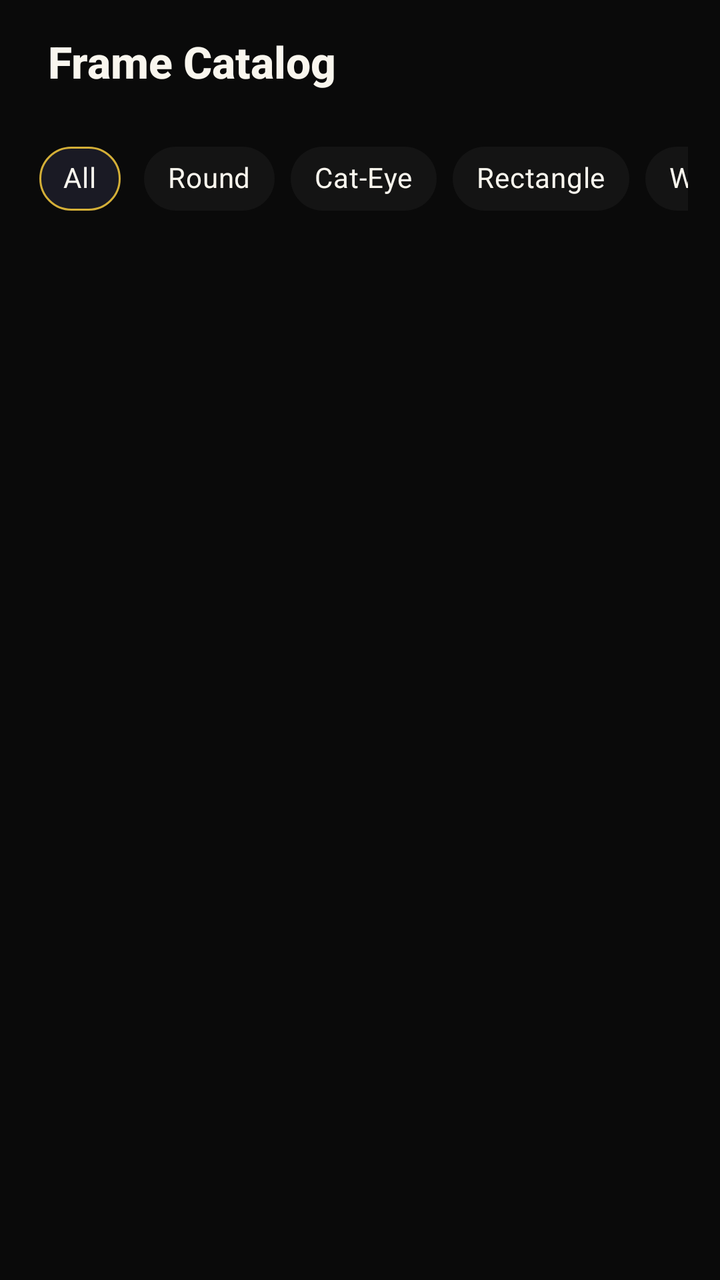
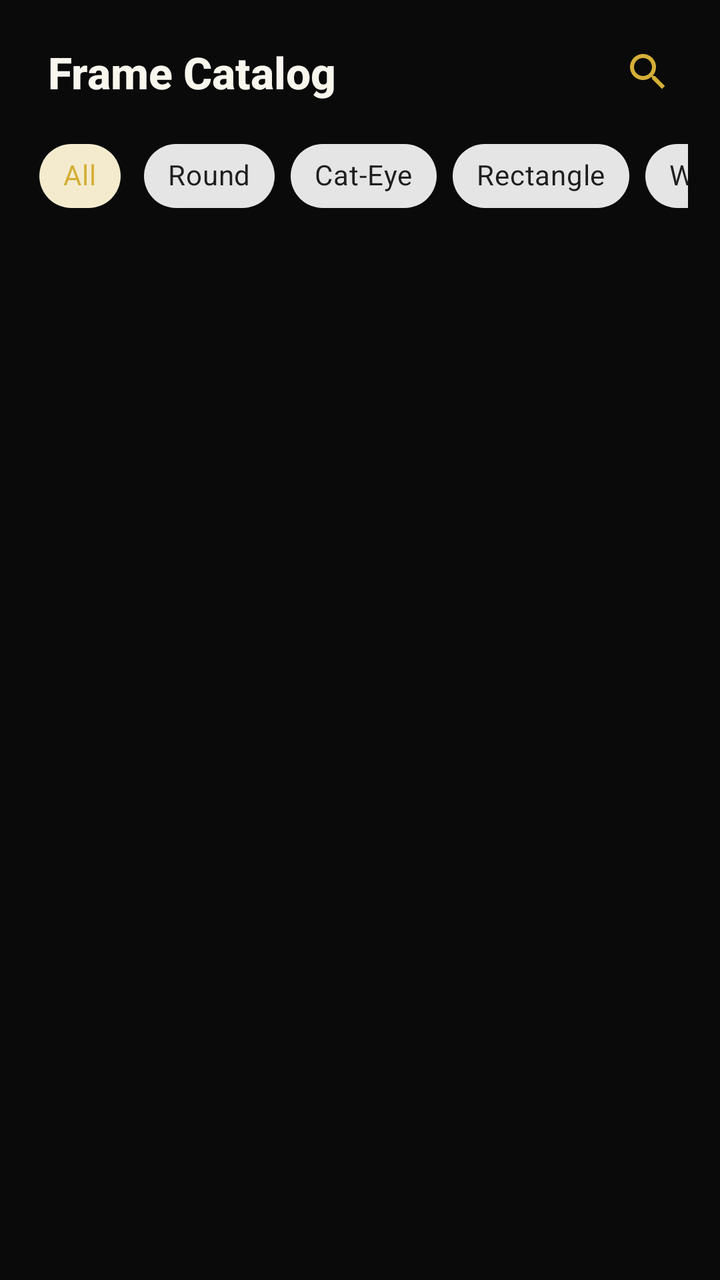

Compare the two renders of this Android layout. The source of the first and the diff that turns it into the second are given below.
<!-- AndroidManifest.xml: application theme Theme.LensMatch -->
<!-- res/layout/fragment_frame_catalog.xml -->
<?xml version="1.0" encoding="utf-8"?>
<LinearLayout xmlns:android="http://schemas.android.com/apk/res/android"
    xmlns:app="http://schemas.android.com/apk/res-auto"
    android:layout_width="match_parent"
    android:layout_height="match_parent"
    android:background="@color/bgPrimary"
    android:orientation="vertical"
    android:paddingHorizontal="16dp"
    android:paddingTop="16dp"
    android:paddingBottom="16dp">

    <TextView
        android:layout_width="match_parent"
        android:layout_height="wrap_content"
        android:layout_marginStart="8dp"
        android:text="Frame Catalog"
        android:textColor="@color/textPrimary"
        android:textSize="22sp"
        android:textStyle="bold"
        android:fontFamily="sans-serif-medium"
        android:layout_marginBottom="12dp" />

    <HorizontalScrollView
        android:layout_width="match_parent"
        android:layout_height="wrap_content"
        android:layout_marginTop="8dp"
        android:scrollbars="none">

        <com.google.android.material.chip.ChipGroup
            android:id="@+id/chip_group_style_filter"
            android:layout_width="wrap_content"
            android:layout_height="wrap_content"
            app:singleLine="true"
            app:singleSelection="true">

            <com.google.android.material.chip.Chip
                android:id="@+id/chip_filter_all"
                style="@style/Widget.MaterialComponents.Chip.Choice"
                android:layout_width="wrap_content"
                android:layout_height="wrap_content"
                android:checked="true"
                android:text="All"
                android:textColor="@color/textPrimary"
                app:chipBackgroundColor="@color/bgCardSelected"
                app:chipStrokeColor="@color/accentGold"
                app:chipStrokeWidth="1dp" />

            <com.google.android.material.chip.Chip
                style="@style/Widget.MaterialComponents.Chip.Choice"
                android:layout_width="wrap_content"
                android:layout_height="wrap_content"
                android:text="Round"
                android:textColor="@color/textPrimary"
                app:chipBackgroundColor="@color/bgCard" />

            <com.google.android.material.chip.Chip
                style="@style/Widget.MaterialComponents.Chip.Choice"
                android:layout_width="wrap_content"
                android:layout_height="wrap_content"
                android:text="Cat-Eye"
                android:textColor="@color/textPrimary"
                app:chipBackgroundColor="@color/bgCard" />

            <com.google.android.material.chip.Chip
                style="@style/Widget.MaterialComponents.Chip.Choice"
                android:layout_width="wrap_content"
                android:layout_height="wrap_content"
                android:text="Rectangle"
                android:textColor="@color/textPrimary"
                app:chipBackgroundColor="@color/bgCard" />

            <com.google.android.material.chip.Chip
                style="@style/Widget.MaterialComponents.Chip.Choice"
                android:layout_width="wrap_content"
                android:layout_height="wrap_content"
                android:text="Wayfarer"
                android:textColor="@color/textPrimary"
                app:chipBackgroundColor="@color/bgCard" />

            <com.google.android.material.chip.Chip
                style="@style/Widget.MaterialComponents.Chip.Choice"
                android:layout_width="wrap_content"
                android:layout_height="wrap_content"
                android:text="Square"
                android:textColor="@color/textPrimary"
                app:chipBackgroundColor="@color/bgCard" />

            <com.google.android.material.chip.Chip
                style="@style/Widget.MaterialComponents.Chip.Choice"
                android:layout_width="wrap_content"
                android:layout_height="wrap_content"
                android:text="Aviator"
                android:textColor="@color/textPrimary"
                app:chipBackgroundColor="@color/bgCard" />

            <com.google.android.material.chip.Chip
                style="@style/Widget.MaterialComponents.Chip.Choice"
                android:layout_width="wrap_content"
                android:layout_height="wrap_content"
                android:text="Geometric"
                android:textColor="@color/textPrimary"
                app:chipBackgroundColor="@color/bgCard" />

            <com.google.android.material.chip.Chip
                style="@style/Widget.MaterialComponents.Chip.Choice"
                android:layout_width="wrap_content"
                android:layout_height="wrap_content"
                android:text="Browline"
                android:textColor="@color/textPrimary"
                app:chipBackgroundColor="@color/bgCard" />

            <com.google.android.material.chip.Chip
                style="@style/Widget.MaterialComponents.Chip.Choice"
                android:layout_width="wrap_content"
                android:layout_height="wrap_content"
                android:text="Oval"
                android:textColor="@color/textPrimary"
                app:chipBackgroundColor="@color/bgCard" />
        </com.google.android.material.chip.ChipGroup>
    </HorizontalScrollView>

    <ProgressBar
        android:id="@+id/progress_catalog"
        android:layout_width="wrap_content"
        android:layout_height="wrap_content"
        android:layout_gravity="center"
        android:layout_marginTop="32dp"
        android:indeterminateTint="@color/accentGold"
        android:visibility="visible" />

    <TextView
        android:id="@+id/tv_empty_catalog"
        android:layout_width="wrap_content"
        android:layout_height="wrap_content"
        android:layout_gravity="center"
        android:layout_marginTop="32dp"
        android:text="No frames found for selected style."
        android:textColor="@color/textSecondary"
        android:textSize="14sp"
        android:visibility="gone" />

    <androidx.recyclerview.widget.RecyclerView
        android:id="@+id/rv_frames"
        android:layout_width="match_parent"
        android:layout_height="match_parent"
        android:layout_marginTop="8dp"
        android:clipToPadding="false"
        android:paddingBottom="100dp" />

</LinearLayout>
<!-- resources referenced by this layout -->
<resources>
  <color name="accentGold">#D4AF37</color>
  <color name="bgCard">#141414</color>
  <color name="bgCardSelected">#1A1A24</color>
  <color name="bgPrimary">#0A0A0A</color>
  <color name="textPrimary">#F9F6EE</color>
  <color name="textSecondary">#AFAFAF</color>
  <style name="Theme.LensMatch" parent="Theme.MaterialComponents.DayNight.NoActionBar">
      <item name="colorPrimary">@color/accentGold</item>
      <item name="colorPrimaryVariant">@color/accentGold</item>
      <item name="colorOnPrimary">@color/bgCard</item>
      <item name="colorSecondary">@color/accentGold</item>
      <item name="colorSecondaryVariant">@color/accentGold</item>
      <item name="colorOnSecondary">@color/bgCard</item>
      <item name="android:statusBarColor">@color/bgPrimary</item>
      <item name="android:windowBackground">@color/bgPrimary</item>
      <item name="android:textColorPrimary">@color/textPrimary</item>
      <item name="android:textColorSecondary">@color/textSecondary</item>
      <item name="bottomNavigationStyle">@style/Widget.LensMatch.BottomNavigationView</item>
    </style>
  <style name="Widget.LensMatch.BottomNavigationView" parent="Widget.MaterialComponents.BottomNavigationView">
      <item name="backgroundTint">@color/bgCard</item>
      <item name="itemIconTint">@color/bottom_nav_color</item>
      <item name="itemTextColor">@color/bottom_nav_color</item>
      <item name="elevation">8dp</item>
    </style>
</resources>

<!-- the commit's change to res/layout/fragment_frame_catalog.xml (unified diff, before → after) -->
@@ -9,21 +9,96 @@
     android:paddingTop="16dp"
     android:paddingBottom="16dp">
 
-    <TextView
+    
+    <RelativeLayout
         android:layout_width="match_parent"
         android:layout_height="wrap_content"
-        android:layout_marginStart="8dp"
-        android:text="Frame Catalog"
-        android:textColor="@color/textPrimary"
-        android:textSize="22sp"
-        android:textStyle="bold"
-        android:fontFamily="sans-serif-medium"
-        android:layout_marginBottom="12dp" />
-
+        android:layout_marginBottom="8dp">
+
+        
+        <LinearLayout
+            android:id="@+id/layout_title_row"
+            android:layout_width="match_parent"
+            android:layout_height="wrap_content"
+            android:gravity="center_vertical"
+            android:orientation="horizontal">
+
+            <TextView
+                android:layout_width="0dp"
+                android:layout_height="wrap_content"
+                android:layout_weight="1"
+                android:layout_marginStart="8dp"
+                android:text="Frame Catalog"
+                android:textColor="@color/textPrimary"
+                android:textSize="22sp"
+                android:textStyle="bold"
+                android:fontFamily="sans-serif-medium" />
+
+            <ImageButton
+                android:id="@+id/btn_open_search"
+                android:layout_width="40dp"
+                android:layout_height="40dp"
+                android:background="?attr/selectableItemBackgroundBorderless"
+                android:contentDescription="@string/desc_search_catalog"
+                android:src="@drawable/ic_search"
+                app:tint="@color/accentGold" />
+        </LinearLayout>
+
+        
+        <LinearLayout
+            android:id="@+id/layout_search_row"
+            android:layout_width="match_parent"
+            android:layout_height="wrap_content"
+            android:gravity="center_vertical"
+            android:orientation="horizontal"
+            android:visibility="gone">
+
+            <com.google.android.material.textfield.TextInputLayout
+                android:id="@+id/til_catalog_search"
+                style="@style/Widget.MaterialComponents.TextInputLayout.OutlinedBox"
+                android:layout_width="0dp"
+                android:layout_height="wrap_content"
+                android:layout_weight="1"
+                android:hint="@string/hint_catalog_search"
+                app:boxBackgroundColor="@color/bgCard"
+                app:boxCornerRadiusBottomEnd="12dp"
+                app:boxCornerRadiusBottomStart="12dp"
+                app:boxCornerRadiusTopEnd="12dp"
+                app:boxCornerRadiusTopStart="12dp"
+                app:boxStrokeColor="@color/accentGold"
+                app:hintTextColor="@color/accentGold"
+                app:startIconDrawable="@drawable/ic_search"
+                app:startIconTint="@color/accentGold"
+                app:endIconMode="clear_text"
+                app:endIconTint="@color/textSecondary">
+
+                <com.google.android.material.textfield.TextInputEditText
+                    android:id="@+id/et_catalog_search"
+                    android:layout_width="match_parent"
+                    android:layout_height="wrap_content"
+                    android:imeOptions="actionSearch"
+                    android:inputType="text"
+                    android:maxLines="1"
+                    android:textColor="@color/textPrimary"
+                    android:textSize="14sp" />
+            </com.google.android.material.textfield.TextInputLayout>
+
+            <ImageButton
+                android:id="@+id/btn_close_search"
+                android:layout_width="40dp"
+                android:layout_height="40dp"
+                android:layout_marginStart="8dp"
+                android:background="?attr/selectableItemBackgroundBorderless"
+                android:contentDescription="@string/desc_close_search"
+                android:src="@drawable/ic_close"
+                app:tint="@color/textSecondary" />
+        </LinearLayout>
+    </RelativeLayout>
+
+    
     <HorizontalScrollView
         android:layout_width="match_parent"
         android:layout_height="wrap_content"
-        android:layout_marginTop="8dp"
         android:scrollbars="none">
 
         <com.google.android.material.chip.ChipGroup
@@ -39,83 +114,61 @@
                 android:layout_width="wrap_content"
                 android:layout_height="wrap_content"
                 android:checked="true"
-                android:text="All"
-                android:textColor="@color/textPrimary"
-                app:chipBackgroundColor="@color/bgCardSelected"
-                app:chipStrokeColor="@color/accentGold"
-                app:chipStrokeWidth="1dp" />
-
-            <com.google.android.material.chip.Chip
-                style="@style/Widget.MaterialComponents.Chip.Choice"
-                android:layout_width="wrap_content"
-                android:layout_height="wrap_content"
-                android:text="Round"
-                android:textColor="@color/textPrimary"
-                app:chipBackgroundColor="@color/bgCard" />
-
-            <com.google.android.material.chip.Chip
-                style="@style/Widget.MaterialComponents.Chip.Choice"
-                android:layout_width="wrap_content"
-                android:layout_height="wrap_content"
-                android:text="Cat-Eye"
-                android:textColor="@color/textPrimary"
-                app:chipBackgroundColor="@color/bgCard" />
-
-            <com.google.android.material.chip.Chip
-                style="@style/Widget.MaterialComponents.Chip.Choice"
-                android:layout_width="wrap_content"
-                android:layout_height="wrap_content"
-                android:text="Rectangle"
-                android:textColor="@color/textPrimary"
-                app:chipBackgroundColor="@color/bgCard" />
-
-            <com.google.android.material.chip.Chip
-                style="@style/Widget.MaterialComponents.Chip.Choice"
-                android:layout_width="wrap_content"
-                android:layout_height="wrap_content"
-                android:text="Wayfarer"
-                android:textColor="@color/textPrimary"
-                app:chipBackgroundColor="@color/bgCard" />
-
-            <com.google.android.material.chip.Chip
-                style="@style/Widget.MaterialComponents.Chip.Choice"
-                android:layout_width="wrap_content"
-                android:layout_height="wrap_content"
-                android:text="Square"
-                android:textColor="@color/textPrimary"
-                app:chipBackgroundColor="@color/bgCard" />
-
-            <com.google.android.material.chip.Chip
-                style="@style/Widget.MaterialComponents.Chip.Choice"
-                android:layout_width="wrap_content"
-                android:layout_height="wrap_content"
-                android:text="Aviator"
-                android:textColor="@color/textPrimary"
-                app:chipBackgroundColor="@color/bgCard" />
-
-            <com.google.android.material.chip.Chip
-                style="@style/Widget.MaterialComponents.Chip.Choice"
-                android:layout_width="wrap_content"
-                android:layout_height="wrap_content"
-                android:text="Geometric"
-                android:textColor="@color/textPrimary"
-                app:chipBackgroundColor="@color/bgCard" />
-
-            <com.google.android.material.chip.Chip
-                style="@style/Widget.MaterialComponents.Chip.Choice"
-                android:layout_width="wrap_content"
-                android:layout_height="wrap_content"
-                android:text="Browline"
-                android:textColor="@color/textPrimary"
-                app:chipBackgroundColor="@color/bgCard" />
-
-            <com.google.android.material.chip.Chip
-                style="@style/Widget.MaterialComponents.Chip.Choice"
-                android:layout_width="wrap_content"
-                android:layout_height="wrap_content"
-                android:text="Oval"
-                android:textColor="@color/textPrimary"
-                app:chipBackgroundColor="@color/bgCard" />
+                android:text="All" />
+
+            <com.google.android.material.chip.Chip
+                style="@style/Widget.MaterialComponents.Chip.Choice"
+                android:layout_width="wrap_content"
+                android:layout_height="wrap_content"
+                android:text="Round" />
+
+            <com.google.android.material.chip.Chip
+                style="@style/Widget.MaterialComponents.Chip.Choice"
+                android:layout_width="wrap_content"
+                android:layout_height="wrap_content"
+                android:text="Cat-Eye" />
+
+            <com.google.android.material.chip.Chip
+                style="@style/Widget.MaterialComponents.Chip.Choice"
+                android:layout_width="wrap_content"
+                android:layout_height="wrap_content"
+                android:text="Rectangle" />
+
+            <com.google.android.material.chip.Chip
+                style="@style/Widget.MaterialComponents.Chip.Choice"
+                android:layout_width="wrap_content"
+                android:layout_height="wrap_content"
+                android:text="Wayfarer" />
+
+            <com.google.android.material.chip.Chip
+                style="@style/Widget.MaterialComponents.Chip.Choice"
+                android:layout_width="wrap_content"
+                android:layout_height="wrap_content"
+                android:text="Square" />
+
+            <com.google.android.material.chip.Chip
+                style="@style/Widget.MaterialComponents.Chip.Choice"
+                android:layout_width="wrap_content"
+                android:layout_height="wrap_content"
+                android:text="Aviator" />
+
+            <com.google.android.material.chip.Chip
+                style="@style/Widget.MaterialComponents.Chip.Choice"
+                android:layout_width="wrap_content"
+                android:layout_height="wrap_content"
+                android:text="Geometric" />
+
+            <com.google.android.material.chip.Chip
+                style="@style/Widget.MaterialComponents.Chip.Choice"
+                android:layout_width="wrap_content"
+                android:layout_height="wrap_content"
+                android:text="Browline" />
+
+            <com.google.android.material.chip.Chip
+                style="@style/Widget.MaterialComponents.Chip.Choice"
+                android:layout_width="wrap_content"
+                android:layout_height="wrap_content"
+                android:text="Oval" />
         </com.google.android.material.chip.ChipGroup>
     </HorizontalScrollView>
 
@@ -134,7 +187,7 @@
         android:layout_height="wrap_content"
         android:layout_gravity="center"
         android:layout_marginTop="32dp"
-        android:text="No frames found for selected style."
+        android:text="@string/catalog_no_frames"
         android:textColor="@color/textSecondary"
         android:textSize="14sp"
         android:visibility="gone" />
<!-- resource entries referenced after the edit -->
@@ -2,10 +2,34 @@
 <resources>
   <color name="accentGold">#D4AF37</color>
   <color name="bgCard">#141414</color>
-  <color name="bgCardSelected">#1A1A24</color>
   <color name="bgPrimary">#0A0A0A</color>
   <color name="textPrimary">#F9F6EE</color>
   <color name="textSecondary">#AFAFAF</color>
+  <!-- drawable ic_close (drawable) -->
+  <vector xmlns:android="http://schemas.android.com/apk/res/android"
+      android:width="28dp"
+      android:height="28dp"
+      android:viewportWidth="24"
+      android:viewportHeight="24">
+    <path
+        android:fillColor="#FFFFFFFF"
+        android:pathData="M19,6.41L17.59,5 12,10.59 6.41,5 5,6.41 10.59,12 5,17.59 6.41,19 12,13.41 17.59,19 19,17.59 13.41,12z"/>
+  </vector>
+  <!-- drawable ic_search (drawable) -->
+  <?xml version="1.0" encoding="utf-8"?>
+  <vector xmlns:android="http://schemas.android.com/apk/res/android"
+      android:width="24dp"
+      android:height="24dp"
+      android:viewportWidth="24"
+      android:viewportHeight="24">
+      <path
+          android:fillColor="@android:color/white"
+          android:pathData="M15.5,14h-0.79l-0.28,-0.27C15.41,12.59 16,11.11 16,9.5 16,5.91 13.09,3 9.5,3S3,5.91 3,9.5 5.91,16 9.5,16c1.61,0 3.09,-0.59 4.23,-1.57l0.27,0.28v0.79l5,4.99L20.49,19l-4.99,-5zM9.5,14C7.01,14 5,11.99 5,9.5S7.01,5 9.5,5 14,7.01 14,9.5 11.99,14 9.5,14z"/>
+  </vector>
+  <string name="catalog_no_frames">No frames found.</string>
+  <string name="desc_close_search">Close Search</string>
+  <string name="desc_search_catalog">Search Catalog</string>
+  <string name="hint_catalog_search">Search brand or frame name…</string>
   <style name="Theme.LensMatch" parent="Theme.MaterialComponents.DayNight.NoActionBar">
       <item name="colorPrimary">@color/accentGold</item>
       <item name="colorPrimaryVariant">@color/accentGold</item>
